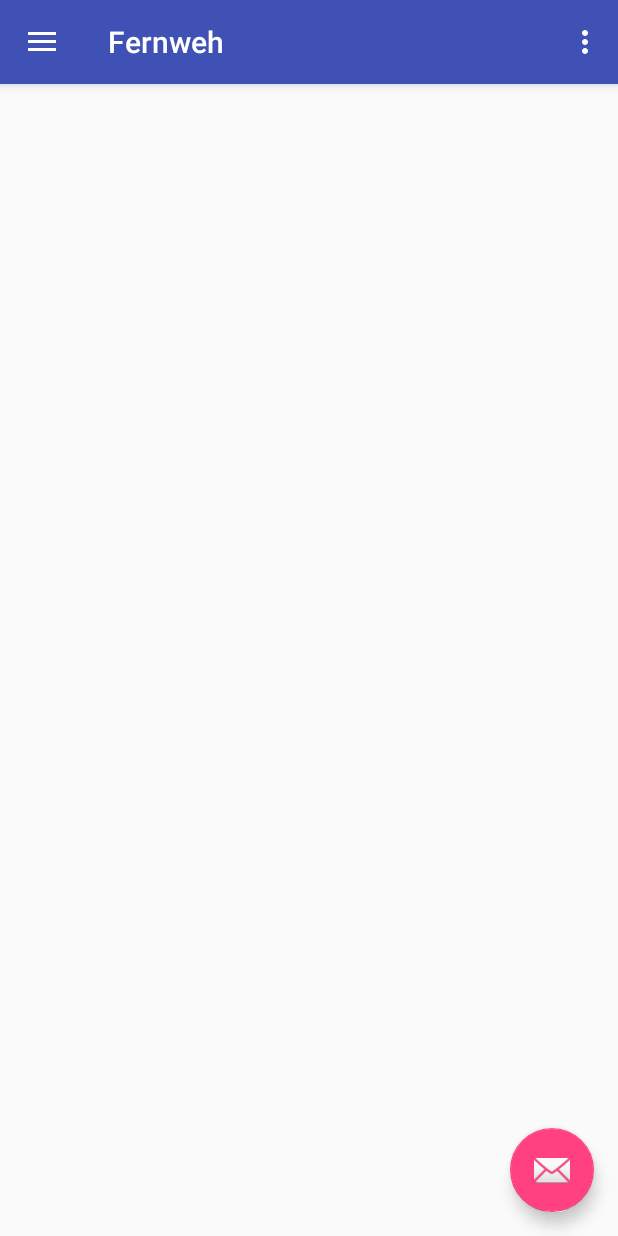
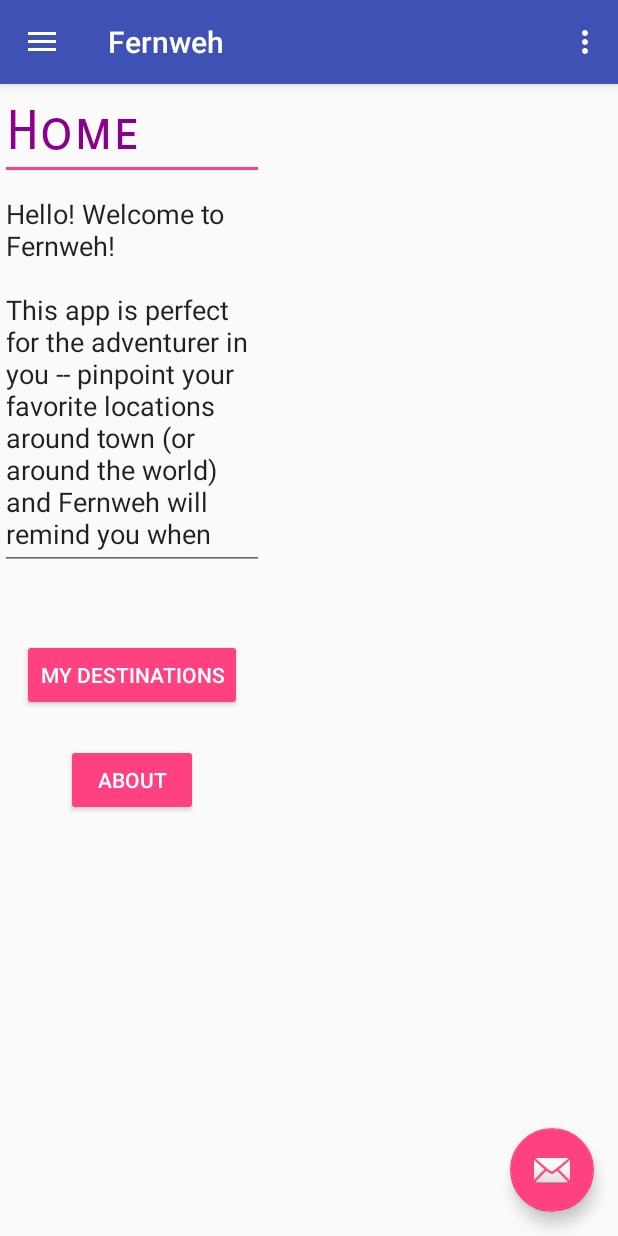
Before and after one commit to anushri27/Fernweh, an Android app: the screen it shows after launch (MainActivity), in the options menu, after a tap on "Settings", on a phone screen of 412 x 824 dp. Run offline under Robolectric (Android 15) with nearby library versions, the phone set to English and light mode, and no system bars.

```diff
--- a/app/build.gradle
+++ b/app/build.gradle
@@ -27,6 +27,6 @@ dependencies {
     compile 'com.android.support:appcompat-v7:26.+'
     compile 'com.android.support:design:26.+'
     compile 'com.android.support.constraint:constraint-layout:1.0.2'
+    compile 'com.google.android.gms:play-services-maps:11.0.4'
     testCompile 'junit:junit:4.12'
-    compile 'com.google.android.gms:play-services-maps:11.0.4'
 }
--- a/app/src/main/AndroidManifest.xml
+++ b/app/src/main/AndroidManifest.xml
@@ -19,6 +19,8 @@
                 <category android:name="android.intent.category.LAUNCHER" />
             </intent-filter>
         </activity>
+        <activity android:name=".About2" />
+        <activity android:name=".MyDestination"></activity>
     </application>
 
 </manifest>
--- a/app/src/main/java/com/example/anush/fernweh/MainActivity.java
+++ b/app/src/main/java/com/example/anush/fernweh/MainActivity.java
@@ -1,5 +1,6 @@
 package com.example.anush.fernweh;
 
+import android.content.Intent;
 import android.os.Bundle;
 import android.support.design.widget.FloatingActionButton;
 import android.support.design.widget.Snackbar;
@@ -13,9 +14,11 @@ import android.support.v7.app.AppCompatActivity;
 import android.support.v7.widget.Toolbar;
 import android.view.Menu;
 import android.view.MenuItem;
+import android.widget.TextView;
 
-public class MainActivity extends AppCompatActivity
-        implements NavigationView.OnNavigationItemSelectedListener {
+public class MainActivity extends AppCompatActivity implements NavigationView.OnNavigationItemSelectedListener {
+
+    TextView textView;
 
     @Override
     protected void onCreate(Bundle savedInstanceState) {
@@ -84,8 +87,8 @@ public class MainActivity extends AppCompatActivity
 
         if (id == R.id.nav_home_page) {
             fragmentManager.beginTransaction()
-                    .replace(R.id.contact_frame
-                    ,new HomeFragment());
+                    .replace(R.id.content_frame
+                            ,new HomeFragment()).commit();
             // Handle the camera action
         } else if (id == R.id.nav_about_page) {
             fragmentManager.beginTransaction()
@@ -107,4 +110,18 @@ public class MainActivity extends AppCompatActivity
         drawer.closeDrawer(GravityCompat.START);
         return true;
     }
+
+
+    public void gotoAbout(View view) {
+
+        Intent intent = new Intent(this, About2.class);
+        startActivity(intent);
+
+    }
+
+    public void gotoDestination (View view) {
+
+        Intent intent = new Intent (this, MyDestination.class);
+        startActivity(intent);
+    }
 }
--- /dev/null
+++ b/app/src/main/java/com/example/anush/fernweh/MyDestination.java
@@ -0,0 +1,14 @@
+package com.example.anush.fernweh;
+
+import android.support.v7.app.AppCompatActivity;
+import android.os.Bundle;
+
+public class MyDestination extends AppCompatActivity {
+
+    @Override
+    protected void onCreate(Bundle savedInstanceState) {
+        super.onCreate(savedInstanceState);
+        setContentView(R.layout.activity_my_destination);
+    }
+
+}
--- a/app/src/main/res/layout/content_main.xml
+++ b/app/src/main/res/layout/content_main.xml
@@ -15,5 +15,12 @@
         app:layout_constraintLeft_toLeftOf="parent"
         app:layout_constraintRight_toRightOf="parent"
         app:layout_constraintTop_toTopOf="parent" />
+    <FrameLayout
+        android:id="@+id/content_frame"
+        android:layout_width="176dp"
+        android:layout_height="495dp"
+        tools:layout_editor_absoluteY="8dp"
+        tools:layout_editor_absoluteX="8dp">
 
+    </FrameLayout>
 </android.support.constraint.ConstraintLayout>
--- a/app/src/main/res/layout/home_page.xml
+++ b/app/src/main/res/layout/home_page.xml
@@ -18,34 +18,44 @@
 
     <EditText
         android:id="@+id/editText2"
-        android:layout_width="match_parent"
-        android:layout_height="wrap_content"
+        android:layout_width="wrap_content"
+        android:layout_height="260dp"
+        android:layout_alignParentEnd="true"
+        android:layout_alignParentLeft="true"
+        android:layout_alignParentRight="true"
+        android:layout_alignParentStart="true"
+        android:layout_below="@+id/Homepg"
         android:ems="10"
         android:inputType="textMultiLine"
         android:text="Hello! Welcome to Fernweh!
 \n\nThis app is perfect for the adventurer in you -- pinpoint your favorite locations around town (or around the world)
 and Fernweh will remind you when you are near!
-\n\n Happy exploring!!"
-        android:layout_below="@+id/Homepg"
-        android:layout_centerHorizontal="true" />
+\n\n Happy exploring!!" />
 
+
+    // about button
     <Button
         android:id="@+id/aboutbtn"
         style="@style/Widget.AppCompat.Button.Colored"
         android:layout_width="wrap_content"
         android:layout_height="wrap_content"
-        android:layout_marginBottom="46dp"
         android:text="About"
-        android:layout_alignParentBottom="true"
+        android:layout_marginTop="22dp"
+        android:onClick = "gotoAbout"
+        android:layout_below="@+id/desbtn"
         android:layout_centerHorizontal="true" />
 
+    // my destination button
     <Button
-        android:id="@+id/button2"
+        android:id="@+id/desbtn"
         style="@style/Widget.AppCompat.Button.Colored"
         android:layout_width="wrap_content"
         android:layout_height="wrap_content"
         android:text="My Destinations"
-        android:layout_above="@+id/aboutbtn"
+        android:layout_below="@+id/editText2"
         android:layout_centerHorizontal="true"
-        android:layout_marginBottom="21dp" />
+        android:layout_marginTop="46dp"
+        android:onClick="gotoDestination"
+        />
+
 </RelativeLayout>
--- a/app/src/main/res/values/strings.xml
+++ b/app/src/main/res/values/strings.xml
@@ -5,4 +5,5 @@
     <string name="navigation_drawer_close">Close navigation drawer</string>
 
     <string name="action_settings">Settings</string>
+    <string name="title_activity_main2">Main2Activity</string>
 </resources>
```
Also changed, not shown: app/src/main/java/com/example/anush/fernweh/About2.java (added, +13 -0 lines), app/src/main/res/layout/activity_about2.xml (added, +16 -0 lines), app/src/main/res/layout/activity_my_destination.xml (added, +9 -0 lines).
